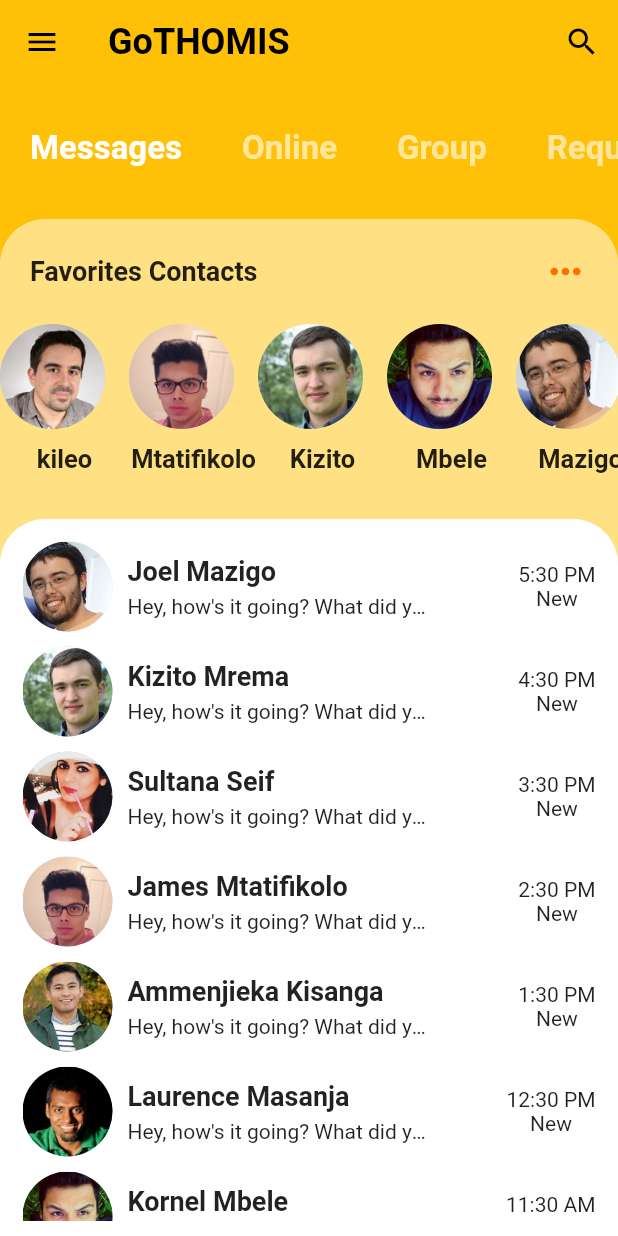
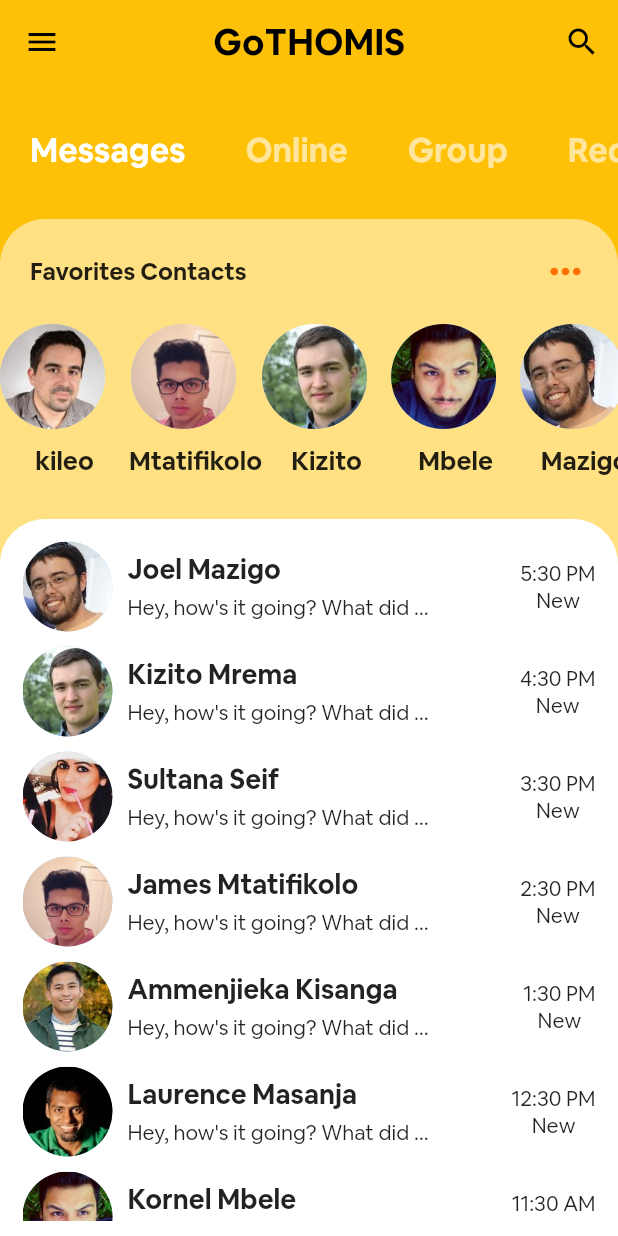
Before and after one commit to Kajabukama/chatapp, a Flutter app: the screen it shows after launch, on a phone screen of 412 x 824 dp. Run offline on Flutter 3.47's test engine with Material 2 defaults, Android fonts, the phone set to English and light mode, and no system bars; project files that could hold a hidden picture were left out.

Commit message:
added font Cereal

```diff
--- a/lib/main.dart
+++ b/lib/main.dart
@@ -7,8 +7,11 @@ class ChatApp extends StatelessWidget {
   @override
   Widget build(BuildContext context) {
     return MaterialApp(
+      debugShowCheckedModeBanner: false,
       theme: ThemeData(
+        fontFamily: 'Cereal',
         primaryColor: Colors.amber,
+        accentColor: Colors.amber.shade200,
       ),
       home: HomeScreen(),
     );
--- a/lib/screens/home_screen.dart
+++ b/lib/screens/home_screen.dart
@@ -13,6 +13,7 @@ class _HomeScreenState extends State<HomeScreen> {
     return Scaffold(
       backgroundColor: Theme.of(context).primaryColor,
       appBar: AppBar(
+        centerTitle: true,
         title: Text(
           'GoTHOMIS',
           style: TextStyle(
--- a/lib/widgets/favorite_contacts.dart
+++ b/lib/widgets/favorite_contacts.dart
@@ -17,7 +17,7 @@ class FavoriteContact extends StatelessWidget {
               Text(
                 'Favorites Contacts',
                 style: TextStyle(
-                  fontSize: 18.0,
+                  fontSize: 16.0,
                   fontWeight: FontWeight.bold,
                 ),
               ),
```
Also changed, not shown: pubspec.yaml (+9 -4 lines), assets/fonts/cereal/cereal-black.ttf (added), assets/fonts/cereal/cereal-bold.ttf (added), assets/fonts/cereal/cereal-book.ttf (added), assets/fonts/cereal/cereal-extra.ttf (added), assets/fonts/cereal/cereal-light.ttf (added), assets/fonts/cereal/cereal-medium.ttf (added).
